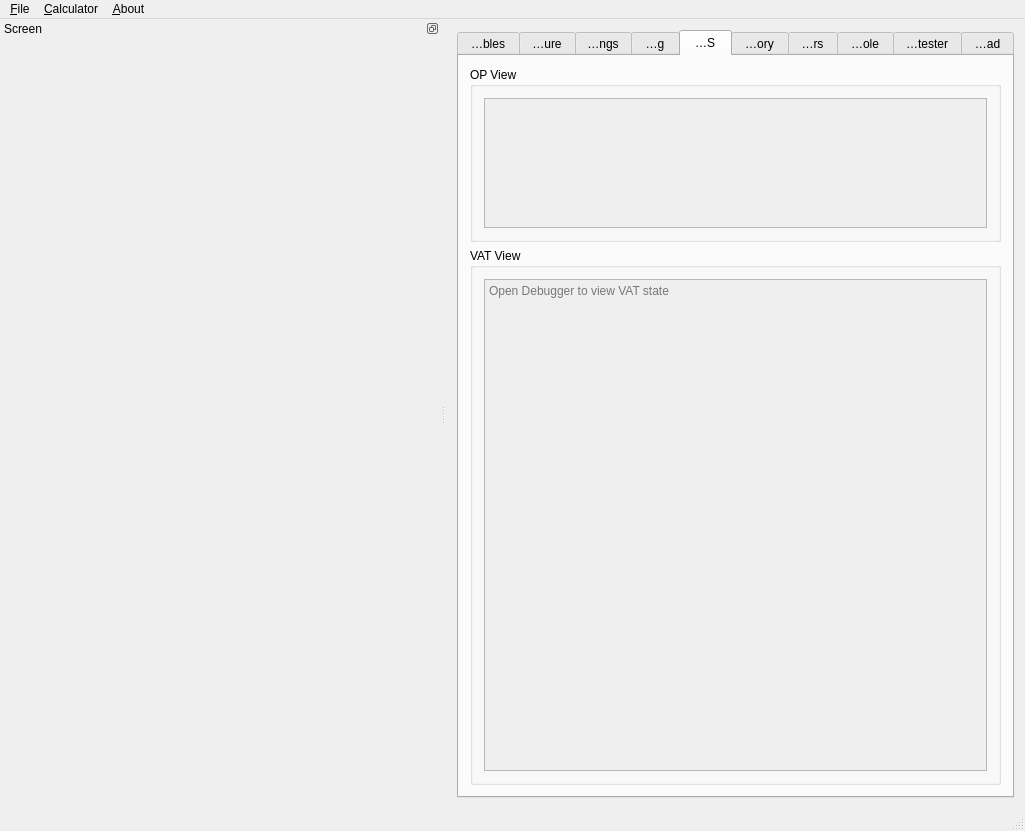
Before: the Qt Designer form gui/qt/mainwindow.ui in CE-Programming/CEmu, drawn with Qt 5.
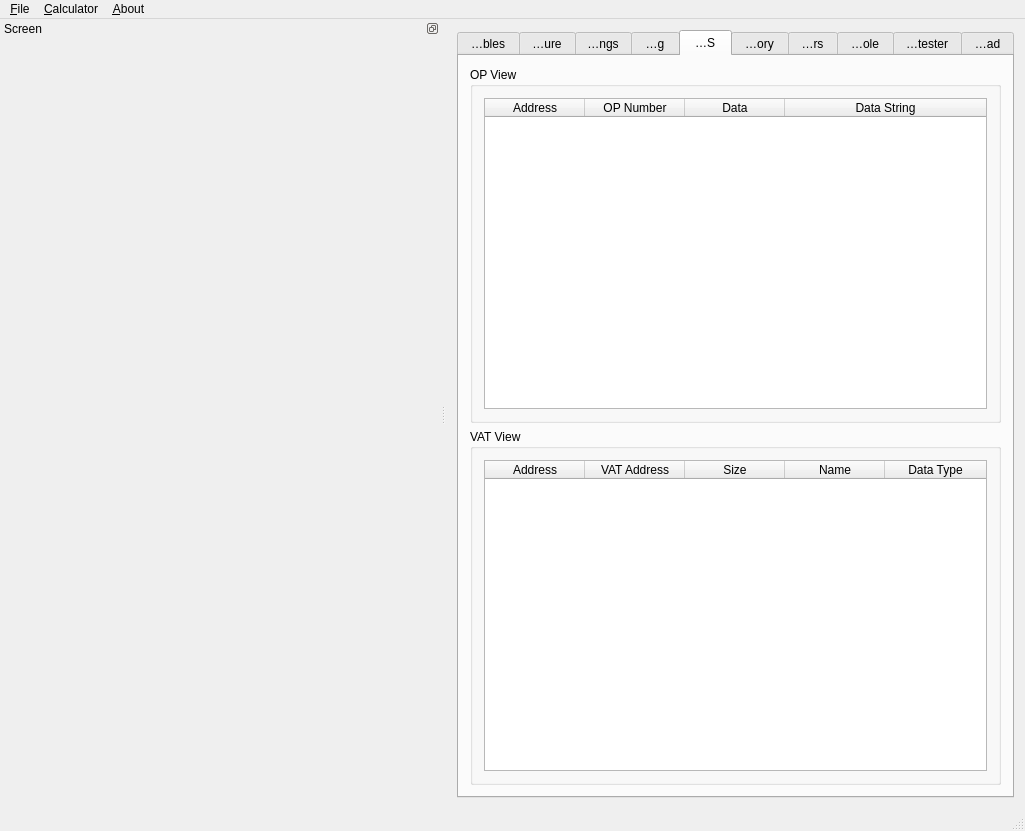
After: the same form once the commit is applied. The open tabs and pages were chosen to show the change. Icons and pictures are not drawn. Custom widgets are drawn as their Qt base class.

Commit message: Have os views use actual tables

```diff
--- a/gui/qt/mainwindow.ui
+++ b/gui/qt/mainwindow.ui
@@ -6758,48 +6758,92 @@
           <property name="title">
            <string>OP View</string>
           </property>
-          <layout class="QGridLayout" name="gridLayout_8">
-           <item row="0" column="0">
-            <widget class="DataWidget" name="opView">
-             <property name="enabled">
-              <bool>false</bool>
-             </property>
+          <layout class="QVBoxLayout" name="verticalLayout_23">
+           <item>
+            <widget class="QTableWidget" name="opView">
              <property name="sizePolicy">
-              <sizepolicy hsizetype="Preferred" vsizetype="Fixed">
+              <sizepolicy hsizetype="MinimumExpanding" vsizetype="MinimumExpanding">
                <horstretch>0</horstretch>
                <verstretch>0</verstretch>
               </sizepolicy>
              </property>
-             <property name="minimumSize">
-              <size>
-               <width>0</width>
-               <height>130</height>
-              </size>
+             <property name="contextMenuPolicy">
+              <enum>Qt::CustomContextMenu</enum>
              </property>
-             <property name="maximumSize">
-              <size>
-               <width>16777215</width>
-               <height>130</height>
-              </size>
+             <property name="acceptDrops">
+              <bool>false</bool>
              </property>
-             <property name="focusPolicy">
-              <enum>Qt::NoFocus</enum>
+             <property name="autoScroll">
+              <bool>false</bool>
              </property>
-             <property name="undoRedoEnabled">
+             <property name="editTriggers">
+              <set>QAbstractItemView::NoEditTriggers</set>
+             </property>
+             <property name="showDropIndicator" stdset="0">
               <bool>false</bool>
              </property>
-             <property name="lineWrapMode">
-              <enum>QPlainTextEdit::NoWrap</enum>
+             <property name="dragDropOverwriteMode">
+              <bool>false</bool>
              </property>
-             <property name="readOnly">
+             <property name="selectionMode">
+              <enum>QAbstractItemView::SingleSelection</enum>
+             </property>
+             <property name="selectionBehavior">
+              <enum>QAbstractItemView::SelectRows</enum>
+             </property>
+             <property name="textElideMode">
+              <enum>Qt::ElideRight</enum>
+             </property>
+             <property name="sortingEnabled">
+              <bool>false</bool>
+             </property>
+             <property name="cornerButtonEnabled">
+              <bool>false</bool>
+             </property>
+             <attribute name="horizontalHeaderDefaultSectionSize">
+              <number>100</number>
+             </attribute>
+             <attribute name="horizontalHeaderHighlightSections">
+              <bool>false</bool>
+             </attribute>
+             <attribute name="horizontalHeaderMinimumSectionSize">
+              <number>40</number>
+             </attribute>
+             <attribute name="horizontalHeaderShowSortIndicator" stdset="0">
+              <bool>false</bool>
+             </attribute>
+             <attribute name="horizontalHeaderStretchLastSection">
               <bool>true</bool>
-             </property>
-             <property name="plainText">
-              <string notr="true"/>
-             </property>
-             <property name="placeholderText">
-              <string notr="true">Open Debugger to view OP registers</string>
-             </property>
+             </attribute>
+             <attribute name="verticalHeaderVisible">
+              <bool>false</bool>
+             </attribute>
+             <attribute name="verticalHeaderDefaultSectionSize">
+              <number>21</number>
+             </attribute>
+             <attribute name="verticalHeaderShowSortIndicator" stdset="0">
+              <bool>false</bool>
+             </attribute>
+             <column>
+              <property name="text">
+               <string>Address</string>
+              </property>
+             </column>
+             <column>
+              <property name="text">
+               <string>OP Number</string>
+              </property>
+             </column>
+             <column>
+              <property name="text">
+               <string>Data</string>
+              </property>
+             </column>
+             <column>
+              <property name="text">
+               <string>Data String</string>
+              </property>
+             </column>
             </widget>
            </item>
           </layout>
@@ -6816,27 +6860,97 @@
           <property name="title">
            <string>VAT View</string>
           </property>
-          <layout class="QGridLayout" name="gridLayout_10">
-           <item row="0" column="0">
-            <widget class="DataWidget" name="vatView">
-             <property name="enabled">
+          <layout class="QVBoxLayout" name="verticalLayout_25">
+           <item>
+            <widget class="QTableWidget" name="vatView">
+             <property name="sizePolicy">
+              <sizepolicy hsizetype="MinimumExpanding" vsizetype="MinimumExpanding">
+               <horstretch>0</horstretch>
+               <verstretch>0</verstretch>
+              </sizepolicy>
+             </property>
+             <property name="contextMenuPolicy">
+              <enum>Qt::CustomContextMenu</enum>
+             </property>
+             <property name="acceptDrops">
               <bool>false</bool>
              </property>
-             <property name="focusPolicy">
-              <enum>Qt::NoFocus</enum>
+             <property name="autoScroll">
+              <bool>false</bool>
              </property>
-             <property name="undoRedoEnabled">
+             <property name="editTriggers">
+              <set>QAbstractItemView::NoEditTriggers</set>
+             </property>
+             <property name="showDropIndicator" stdset="0">
               <bool>false</bool>
              </property>
-             <property name="lineWrapMode">
-              <enum>QPlainTextEdit::NoWrap</enum>
+             <property name="dragDropOverwriteMode">
+              <bool>false</bool>
              </property>
-             <property name="readOnly">
+             <property name="selectionMode">
+              <enum>QAbstractItemView::SingleSelection</enum>
+             </property>
+             <property name="selectionBehavior">
+              <enum>QAbstractItemView::SelectRows</enum>
+             </property>
+             <property name="textElideMode">
+              <enum>Qt::ElideRight</enum>
+             </property>
+             <property name="sortingEnabled">
+              <bool>false</bool>
+             </property>
+             <property name="cornerButtonEnabled">
+              <bool>false</bool>
+             </property>
+             <attribute name="horizontalHeaderDefaultSectionSize">
+              <number>100</number>
+             </attribute>
+             <attribute name="horizontalHeaderHighlightSections">
+              <bool>false</bool>
+             </attribute>
+             <attribute name="horizontalHeaderMinimumSectionSize">
+              <number>40</number>
+             </attribute>
+             <attribute name="horizontalHeaderShowSortIndicator" stdset="0">
+              <bool>false</bool>
+             </attribute>
+             <attribute name="horizontalHeaderStretchLastSection">
               <bool>true</bool>
-             </property>
-             <property name="placeholderText">
-              <string>Open Debugger to view VAT state</string>
-             </property>
+             </attribute>
+             <attribute name="verticalHeaderVisible">
+              <bool>false</bool>
+             </attribute>
+             <attribute name="verticalHeaderDefaultSectionSize">
+              <number>21</number>
+             </attribute>
+             <attribute name="verticalHeaderShowSortIndicator" stdset="0">
+              <bool>false</bool>
+             </attribute>
+             <column>
+              <property name="text">
+               <string>Address</string>
+              </property>
+             </column>
+             <column>
+              <property name="text">
+               <string>VAT Address</string>
+              </property>
+             </column>
+             <column>
+              <property name="text">
+               <string>Size</string>
+              </property>
+             </column>
+             <column>
+              <property name="text">
+               <string>Name</string>
+              </property>
+             </column>
+             <column>
+              <property name="text">
+               <string>Data Type</string>
+              </property>
+             </column>
             </widget>
            </item>
           </layout>
@@ -8462,6 +8576,12 @@
  </widget>
  <layoutdefault spacing="6" margin="11"/>
  <customwidgets>
+  <customwidget>
+   <class>LCDWidget</class>
+   <extends>QWidget</extends>
+   <header>lcdwidget.h</header>
+   <container>1</container>
+  </customwidget>
   <customwidget>
    <class>DockWidget</class>
    <extends>QDockWidget</extends>
@@ -8473,12 +8593,6 @@
    <extends>QPlainTextEdit</extends>
    <header>qhexedit/qhexedit.h</header>
   </customwidget>
-  <customwidget>
-   <class>LCDWidget</class>
-   <extends>QWidget</extends>
-   <header>lcdwidget.h</header>
-   <container>1</container>
-  </customwidget>
   <customwidget>
    <class>KeypadWidget</class>
    <extends>QWidget</extends>
```
The commit also changes 4 other files.
